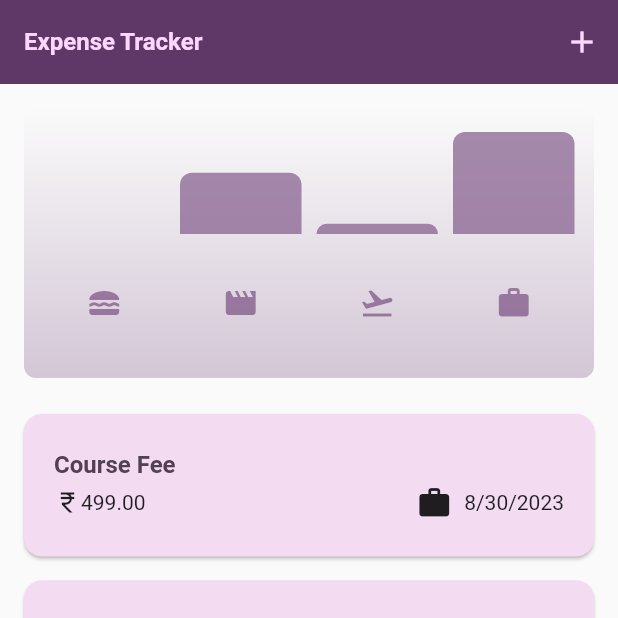
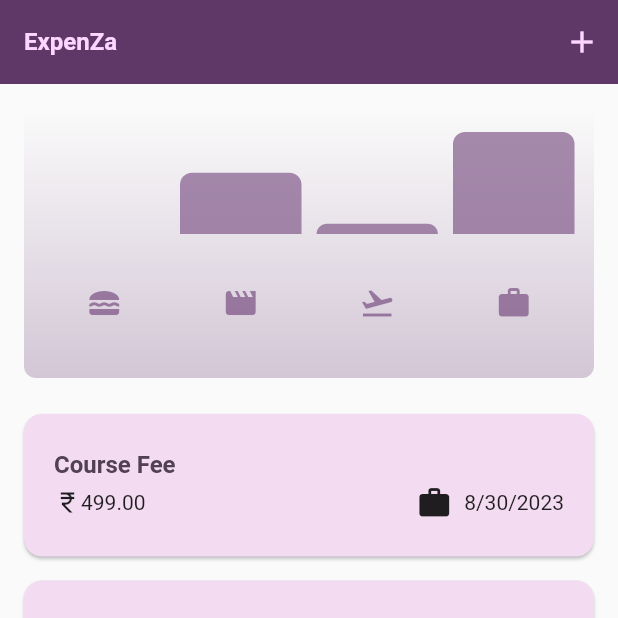
Before and after one commit to vedantagrawal524/Expense-Tracker-App, a Flutter app: the screen it shows after launch, on a phone screen of 412 x 824 dp, the top half of it. Run offline on Flutter 3.47's test engine with Material 2 defaults, Android fonts, the phone set to English and light mode, and no system bars.

Commit message:
Title change

```diff
--- a/lib/widgets/expenses.dart
+++ b/lib/widgets/expenses.dart
@@ -83,7 +83,7 @@ class _ExpensesState extends State<Expenses> {
     }
     return Scaffold(
       appBar: AppBar(
-        title: const Text('Expense Tracker'),
+        title: const Text('ExpenZa'),
         actions: [
           IconButton(
             onPressed: _openAddExpenseOverlay,
```
